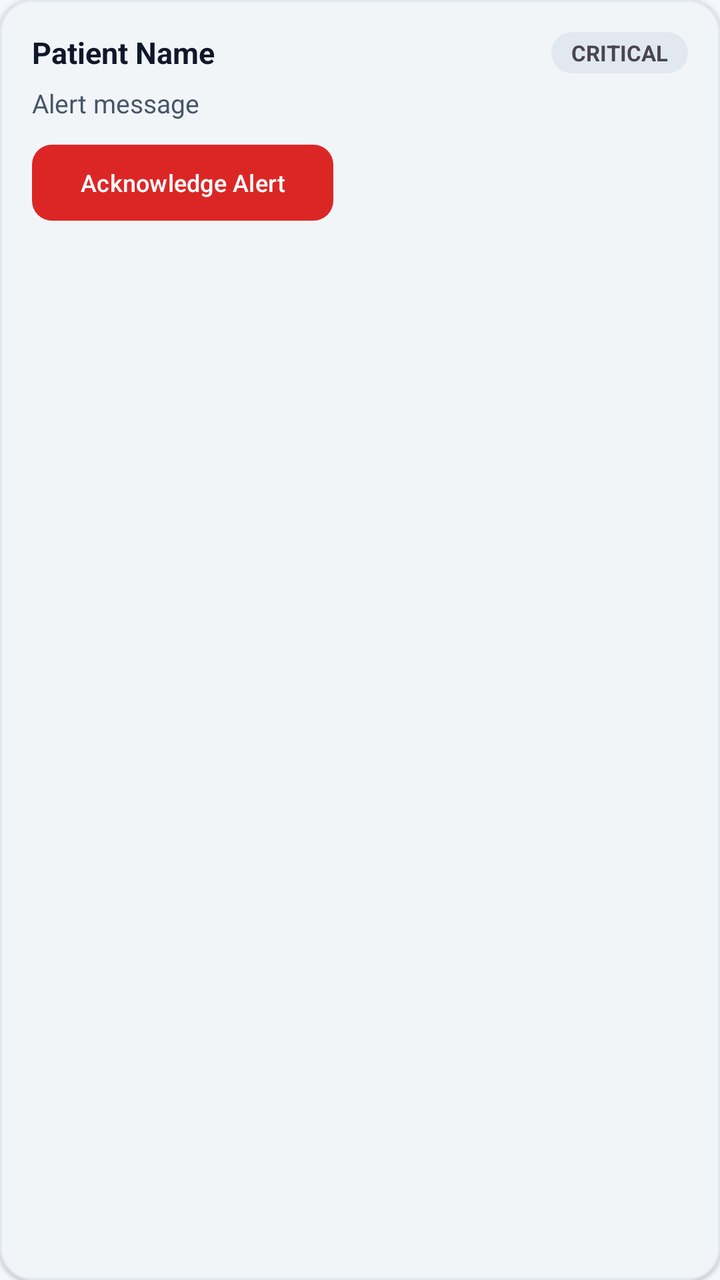
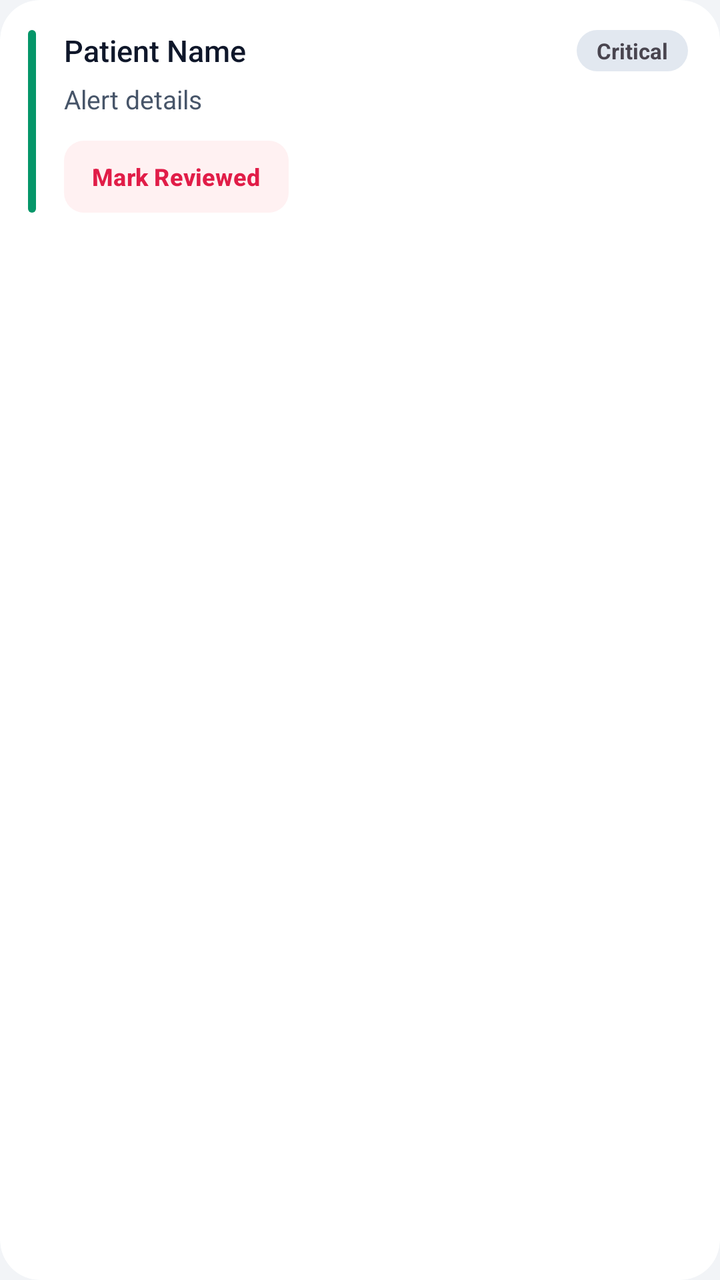

Before-and-after screenshots of an Android layout around one commit, followed by the original layout XML and the change that was made.
<!-- AndroidManifest.xml: application theme Theme.FlapGuardAI -->
<!-- res/layout/item_alert_card.xml -->
<?xml version="1.0" encoding="utf-8"?>
<com.google.android.material.card.MaterialCardView xmlns:android="http://schemas.android.com/apk/res/android"
    xmlns:app="http://schemas.android.com/apk/res-auto"
    android:id="@+id/card_alert"
    android:layout_width="match_parent"
    android:layout_height="wrap_content"
    android:layout_marginBottom="10dp"
    app:cardBackgroundColor="@color/fg_surface"
    app:cardCornerRadius="16dp"
    app:cardElevation="1dp"
    app:strokeColor="@color/fg_border"
    app:strokeWidth="1dp">

    <LinearLayout
        android:layout_width="match_parent"
        android:layout_height="wrap_content"
        android:orientation="vertical"
        android:padding="16dp">

        <LinearLayout
            android:layout_width="match_parent"
            android:layout_height="wrap_content"
            android:gravity="center_vertical"
            android:orientation="horizontal">

            <TextView
                android:id="@+id/tv_alert_patient"
                android:layout_width="0dp"
                android:layout_height="wrap_content"
                android:layout_weight="1"
                android:text="Patient Name"
                android:textColor="@color/fg_text_primary"
                android:textSize="15sp"
                android:textStyle="bold" />

            <TextView
                android:id="@+id/tv_alert_tier"
                android:layout_width="wrap_content"
                android:layout_height="wrap_content"
                android:background="@drawable/bg_badge"
                android:paddingStart="10dp"
                android:paddingTop="3dp"
                android:paddingEnd="10dp"
                android:paddingBottom="3dp"
                android:text="CRITICAL"
                android:textSize="11sp"
                android:textStyle="bold" />
        </LinearLayout>

        <TextView
            android:id="@+id/tv_alert_message"
            android:layout_width="match_parent"
            android:layout_height="wrap_content"
            android:layout_marginTop="6dp"
            android:text="Alert message"
            android:textColor="@color/fg_text_secondary"
            android:textSize="13sp" />

        <com.google.android.material.button.MaterialButton
            android:id="@+id/btn_ack_alert"
            android:layout_width="wrap_content"
            android:layout_height="38dp"
            android:layout_marginTop="12dp"
            android:insetTop="0dp"
            android:insetBottom="0dp"
            android:text="Acknowledge Alert"
            android:textAllCaps="false"
            android:textSize="12sp"
            app:backgroundTint="@color/fg_danger"
            app:cornerRadius="10dp" />

        <TextView
            android:id="@+id/tv_alert_acked_by"
            android:layout_width="wrap_content"
            android:layout_height="wrap_content"
            android:layout_marginTop="8dp"
            android:text="Acknowledged"
            android:textColor="@color/fg_success"
            android:textSize="12sp"
            android:textStyle="bold"
            android:visibility="gone" />
    </LinearLayout>
</com.google.android.material.card.MaterialCardView>
<!-- resources referenced by this layout -->
<resources>
  <color name="fg_border">#E2E8F0</color>
  <color name="fg_danger">#DC2626</color>
  <color name="fg_success">#15803D</color>
  <color name="fg_surface">#FFFFFF</color>
  <color name="fg_text_primary">#0F172A</color>
  <color name="fg_text_secondary">#475569</color>
  <!-- drawable bg_badge (drawable) -->
  <?xml version="1.0" encoding="utf-8"?>
  <shape xmlns:android="http://schemas.android.com/apk/res/android" android:shape="rectangle">
      <solid android:color="#E2E8F0" />
      <corners android:radius="999dp" />
  </shape>
  <style name="Theme.FlapGuardAI" parent="Base.Theme.FlapGuardAI" />
  <style name="Base.Theme.FlapGuardAI" parent="Theme.Material3.Light.NoActionBar">
          <item name="colorPrimary">@color/fg_primary</item>
          <item name="colorOnPrimary">@color/white</item>
          <item name="colorPrimaryContainer">@color/fg_primary_soft</item>
          <item name="colorOnPrimaryContainer">@color/fg_primary</item>
          <item name="colorSecondary">@color/fg_accent</item>
          <item name="colorOnSecondary">@color/white</item>
          <item name="colorSecondaryContainer">@color/fg_primary_soft</item>
          <item name="colorOnSecondaryContainer">@color/fg_primary</item>
          <item name="colorSurface">@color/fg_surface</item>
          <item name="colorSurfaceVariant">@color/fg_surface_soft</item>
          <item name="colorOutline">@color/fg_border_strong</item>
          <item name="android:windowBackground">@color/fg_bg</item>
          <item name="android:statusBarColor">@color/fg_surface</item>
          <item name="android:windowLightStatusBar">true</item>
      </style>
  <color name="fg_primary">#0F4C81</color>
  <color name="white">#FFFFFF</color>
  <color name="fg_primary_soft">#E6F0FA</color>
  <color name="fg_accent">#0D9488</color>
  <color name="fg_surface_soft">#F8FAFC</color>
  <color name="fg_border_strong">#CBD5E1</color>
  <color name="fg_bg">#F5F7FB</color>
</resources>

<!-- the commit's change to res/layout/item_alert_card.xml (unified diff, before → after) -->
@@ -6,78 +6,98 @@
     android:layout_height="wrap_content"
     android:layout_marginBottom="10dp"
     app:cardBackgroundColor="@color/fg_surface"
-    app:cardCornerRadius="16dp"
-    app:cardElevation="1dp"
-    app:strokeColor="@color/fg_border"
-    app:strokeWidth="1dp">
+    app:cardCornerRadius="20dp"
+    app:cardElevation="0dp"
+    app:strokeWidth="0dp">
 
     <LinearLayout
         android:layout_width="match_parent"
         android:layout_height="wrap_content"
-        android:orientation="vertical"
-        android:padding="16dp">
+        android:orientation="horizontal"
+        android:paddingStart="14dp"
+        android:paddingTop="15dp"
+        android:paddingEnd="16dp"
+        android:paddingBottom="15dp">
+
+        <View
+            android:id="@+id/view_alert_accent"
+            android:layout_width="4dp"
+            android:layout_height="match_parent"
+            android:layout_marginEnd="14dp"
+            android:background="@drawable/bg_status_bar" />
 
         <LinearLayout
-            android:layout_width="match_parent"
+            android:layout_width="0dp"
             android:layout_height="wrap_content"
-            android:gravity="center_vertical"
-            android:orientation="horizontal">
+            android:layout_weight="1"
+            android:orientation="vertical">
+
+            <LinearLayout
+                android:layout_width="match_parent"
+                android:layout_height="wrap_content"
+                android:gravity="center_vertical"
+                android:orientation="horizontal">
+
+                <TextView
+                    android:id="@+id/tv_alert_patient"
+                    android:layout_width="0dp"
+                    android:layout_height="wrap_content"
+                    android:layout_weight="1"
+                    android:fontFamily="sans-serif-medium"
+                    android:text="Patient Name"
+                    android:textColor="@color/fg_text_primary"
+                    android:textSize="15sp" />
+
+                <TextView
+                    android:id="@+id/tv_alert_tier"
+                    android:layout_width="wrap_content"
+                    android:layout_height="wrap_content"
+                    android:background="@drawable/bg_badge"
+                    android:paddingStart="10dp"
+                    android:paddingTop="3dp"
+                    android:paddingEnd="10dp"
+                    android:paddingBottom="3dp"
+                    android:text="Critical"
+                    android:textSize="11sp"
+                    android:textStyle="bold" />
+            </LinearLayout>
 
             <TextView
-                android:id="@+id/tv_alert_patient"
-                android:layout_width="0dp"
+                android:id="@+id/tv_alert_message"
+                android:layout_width="match_parent"
                 android:layout_height="wrap_content"
-                android:layout_weight="1"
-                android:text="Patient Name"
-                android:textColor="@color/fg_text_primary"
-                android:textSize="15sp"
-                android:textStyle="bold" />
+                android:layout_marginTop="5dp"
+                android:text="Alert details"
+                android:textColor="@color/fg_text_secondary"
+                android:textSize="13sp" />
+
+            <com.google.android.material.button.MaterialButton
+                android:id="@+id/btn_ack_alert"
+                style="@style/Widget.Material3.Button.TonalButton"
+                android:layout_width="wrap_content"
+                android:layout_height="36dp"
+                android:layout_marginTop="12dp"
+                android:insetTop="0dp"
+                android:insetBottom="0dp"
+                android:paddingStart="14dp"
+                android:paddingEnd="14dp"
+                android:text="Mark Reviewed"
+                android:textAllCaps="false"
+                android:textColor="@color/fg_danger"
+                android:textSize="12sp"
+                android:textStyle="bold"
+                app:backgroundTint="@color/fg_danger_bg"
+                app:cornerRadius="10dp" />
 
             <TextView
-                android:id="@+id/tv_alert_tier"
+                android:id="@+id/tv_alert_acked_by"
                 android:layout_width="wrap_content"
                 android:layout_height="wrap_content"
-                android:background="@drawable/bg_badge"
-                android:paddingStart="10dp"
-                android:paddingTop="3dp"
-                android:paddingEnd="10dp"
-                android:paddingBottom="3dp"
-                android:text="CRITICAL"
-                android:textSize="11sp"
-                android:textStyle="bold" />
+                android:layout_marginTop="8dp"
+                android:text="Reviewed"
+                android:textColor="@color/fg_success"
+                android:textSize="12sp"
+                android:visibility="gone" />
         </LinearLayout>
-
-        <TextView
-            android:id="@+id/tv_alert_message"
-            android:layout_width="match_parent"
-            android:layout_height="wrap_content"
-            android:layout_marginTop="6dp"
-            android:text="Alert message"
-            android:textColor="@color/fg_text_secondary"
-            android:textSize="13sp" />
-
-        <com.google.android.material.button.MaterialButton
-            android:id="@+id/btn_ack_alert"
-            android:layout_width="wrap_content"
-            android:layout_height="38dp"
-            android:layout_marginTop="12dp"
-            android:insetTop="0dp"
-            android:insetBottom="0dp"
-            android:text="Acknowledge Alert"
-            android:textAllCaps="false"
-            android:textSize="12sp"
-            app:backgroundTint="@color/fg_danger"
-            app:cornerRadius="10dp" />
-
-        <TextView
-            android:id="@+id/tv_alert_acked_by"
-            android:layout_width="wrap_content"
-            android:layout_height="wrap_content"
-            android:layout_marginTop="8dp"
-            android:text="Acknowledged"
-            android:textColor="@color/fg_success"
-            android:textSize="12sp"
-            android:textStyle="bold"
-            android:visibility="gone" />
     </LinearLayout>
 </com.google.android.material.card.MaterialCardView>
<!-- resource entries referenced after the edit -->
@@ -1,8 +1,9 @@
 <!-- resources referenced by this layout -->
 <resources>
   <color name="fg_border">#E2E8F0</color>
-  <color name="fg_danger">#DC2626</color>
-  <color name="fg_success">#15803D</color>
+  <color name="fg_danger">#E11D48</color>
+  <color name="fg_danger_bg">#FFF1F2</color>
+  <color name="fg_success">#059669</color>
   <color name="fg_surface">#FFFFFF</color>
   <color name="fg_text_primary">#0F172A</color>
   <color name="fg_text_secondary">#475569</color>
@@ -10,6 +11,12 @@
   <?xml version="1.0" encoding="utf-8"?>
   <shape xmlns:android="http://schemas.android.com/apk/res/android" android:shape="rectangle">
       <solid android:color="#E2E8F0" />
+      <corners android:radius="999dp" />
+  </shape>
+  <!-- drawable bg_status_bar (drawable) -->
+  <?xml version="1.0" encoding="utf-8"?>
+  <shape xmlns:android="http://schemas.android.com/apk/res/android" android:shape="rectangle">
+      <solid android:color="@color/fg_success" />
       <corners android:radius="999dp" />
   </shape>
   <style name="Theme.FlapGuardAI" parent="Base.Theme.FlapGuardAI" />
@@ -24,17 +31,16 @@
           <item name="colorOnSecondaryContainer">@color/fg_primary</item>
           <item name="colorSurface">@color/fg_surface</item>
           <item name="colorSurfaceVariant">@color/fg_surface_soft</item>
-          <item name="colorOutline">@color/fg_border_strong</item>
+          <item name="colorOutline">@color/fg_border</item>
           <item name="android:windowBackground">@color/fg_bg</item>
-          <item name="android:statusBarColor">@color/fg_surface</item>
+          <item name="android:statusBarColor">@color/fg_bg</item>
           <item name="android:windowLightStatusBar">true</item>
       </style>
-  <color name="fg_primary">#0F4C81</color>
+  <color name="fg_primary">#0B3B66</color>
   <color name="white">#FFFFFF</color>
-  <color name="fg_primary_soft">#E6F0FA</color>
+  <color name="fg_primary_soft">#EBF3FA</color>
   <color name="fg_accent">#0D9488</color>
-  <color name="fg_surface_soft">#F8FAFC</color>
-  <color name="fg_border_strong">#CBD5E1</color>
-  <color name="fg_bg">#F5F7FB</color>
+  <color name="fg_surface_soft">#F1F5F9</color>
+  <color name="fg_bg">#F2F4F7</color>
 </resources>
 
